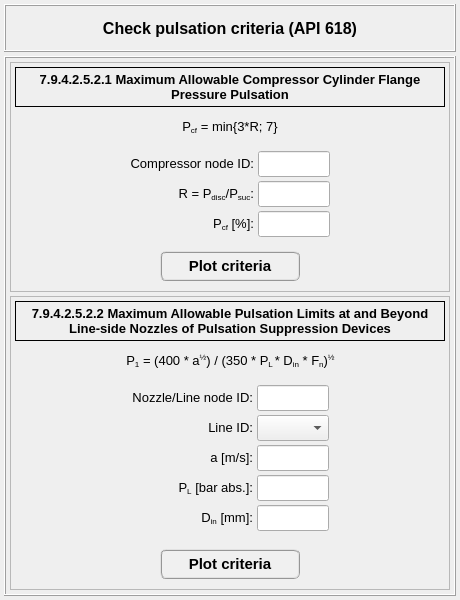
Old version of the form data/user_input/ui_files/criterias/check_pulsation_criteria.ui in the repository open-pulse/OpenPulse.
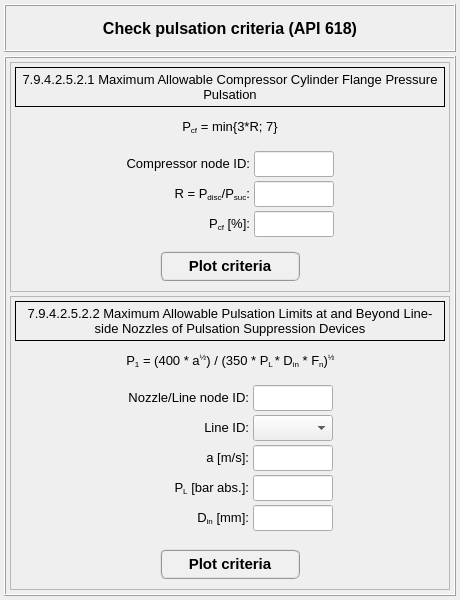
New version of the form.

```diff
--- a/data/user_input/ui_files/criterias/check_pulsation_criteria.ui
+++ b/data/user_input/ui_files/criterias/check_pulsation_criteria.ui
@@ -258,13 +258,13 @@
              <widget class="QLineEdit" name="lineEdit_nozzle_id">
               <property name="minimumSize">
                <size>
-                <width>72</width>
+                <width>80</width>
                 <height>26</height>
                </size>
               </property>
               <property name="maximumSize">
                <size>
-                <width>72</width>
+                <width>80</width>
                 <height>26</height>
                </size>
               </property>
@@ -312,13 +312,13 @@
              <widget class="QLineEdit" name="lineEdit_speed_of_sound">
               <property name="minimumSize">
                <size>
-                <width>72</width>
+                <width>80</width>
                 <height>26</height>
                </size>
               </property>
               <property name="maximumSize">
                <size>
-                <width>72</width>
+                <width>80</width>
                 <height>26</height>
                </size>
               </property>
@@ -336,13 +336,13 @@
              <widget class="QComboBox" name="comboBox_line_ids">
               <property name="minimumSize">
                <size>
-                <width>72</width>
+                <width>80</width>
                 <height>26</height>
                </size>
               </property>
               <property name="maximumSize">
                <size>
-                <width>72</width>
+                <width>80</width>
                 <height>26</height>
                </size>
               </property>
@@ -372,13 +372,13 @@
              <widget class="QLineEdit" name="lineEdit_internal_diameter">
               <property name="minimumSize">
                <size>
-                <width>72</width>
+                <width>80</width>
                 <height>26</height>
                </size>
               </property>
               <property name="maximumSize">
                <size>
-                <width>72</width>
+                <width>80</width>
                 <height>26</height>
                </size>
               </property>
@@ -426,13 +426,13 @@
              <widget class="QLineEdit" name="lineEdit_line_pressure">
               <property name="minimumSize">
                <size>
-                <width>72</width>
+                <width>80</width>
                 <height>26</height>
                </size>
               </property>
               <property name="maximumSize">
                <size>
-                <width>72</width>
+                <width>80</width>
                 <height>26</height>
                </size>
               </property>
@@ -550,8 +550,8 @@
            <property name="font">
             <font>
              <pointsize>10</pointsize>
-             <weight>75</weight>
-             <bold>true</bold>
+             <weight>50</weight>
+             <bold>false</bold>
             </font>
            </property>
            <property name="frameShape">
@@ -615,8 +615,8 @@
            <property name="font">
             <font>
              <pointsize>10</pointsize>
-             <weight>75</weight>
-             <bold>true</bold>
+             <weight>50</weight>
+             <bold>false</bold>
             </font>
            </property>
            <property name="frameShape">
@@ -774,13 +774,13 @@
              <widget class="QLineEdit" name="lineEdit_compressor_node_id">
               <property name="minimumSize">
                <size>
-                <width>72</width>
+                <width>80</width>
                 <height>26</height>
                </size>
               </property>
               <property name="maximumSize">
                <size>
-                <width>72</width>
+                <width>80</width>
                 <height>26</height>
                </size>
               </property>
@@ -798,13 +798,13 @@
              <widget class="QLineEdit" name="lineEdit_unfiltered_criteria">
               <property name="minimumSize">
                <size>
-                <width>72</width>
+                <width>80</width>
                 <height>26</height>
                </size>
               </property>
               <property name="maximumSize">
                <size>
-                <width>72</width>
+                <width>80</width>
                 <height>26</height>
                </size>
               </property>
@@ -837,13 +837,13 @@
              <widget class="QLineEdit" name="lineEdit_pressure_ratio">
               <property name="minimumSize">
                <size>
-                <width>72</width>
+                <width>80</width>
                 <height>26</height>
                </size>
               </property>
               <property name="maximumSize">
                <size>
-                <width>72</width>
+                <width>80</width>
                 <height>26</height>
                </size>
               </property>
```
